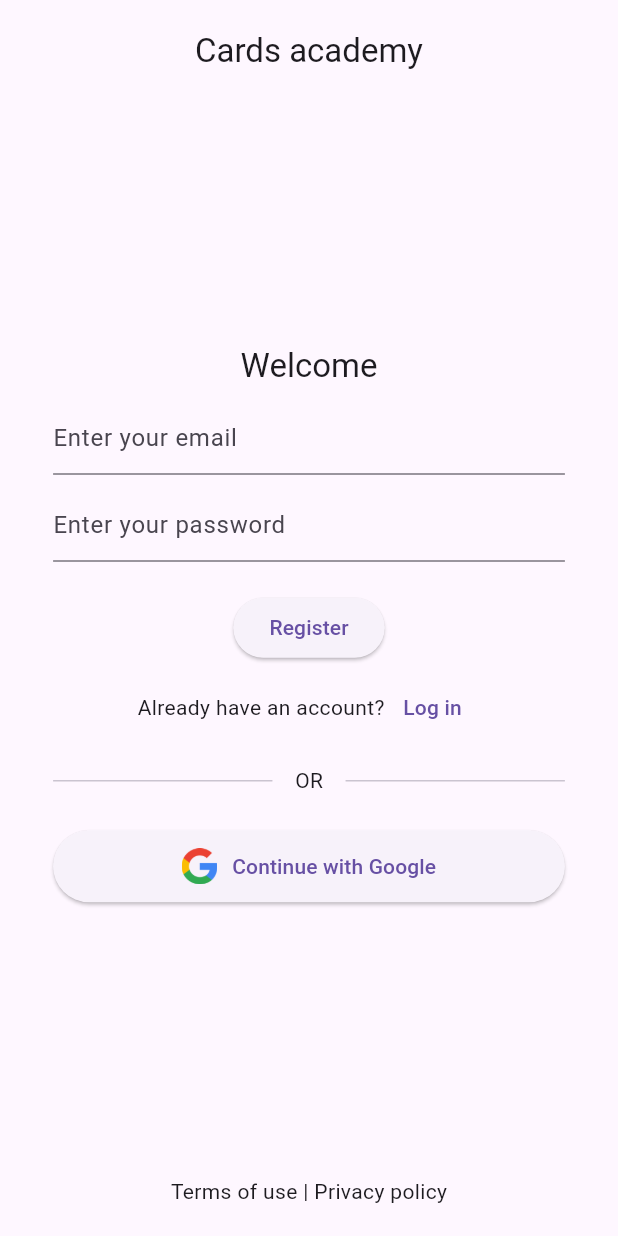
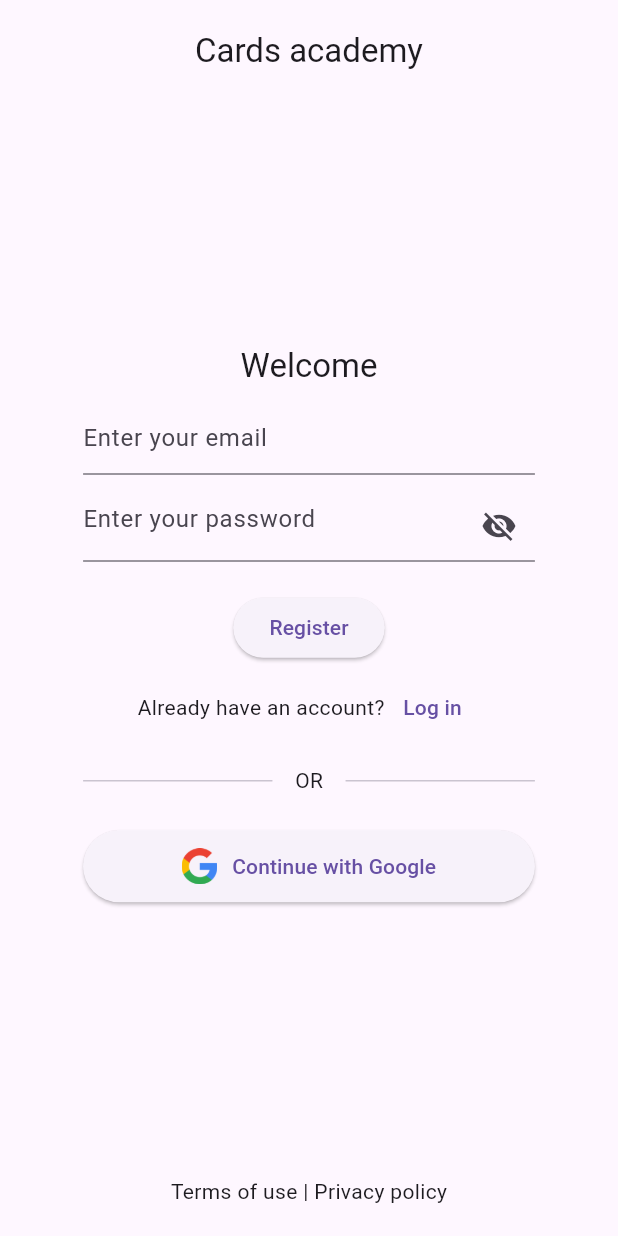
Before and after one commit to Teoneag/Shop-layout-1, a Flutter app: the screen it shows after launch, after a tap on "Log in", after a tap on "Register", on a phone screen of 412 x 824 dp. Run offline on Flutter 3.47's test engine with Material 2 defaults, Android fonts, the light colour scheme and no system bars; our stand-ins replace cloud_firestore, email_validator, firebase_auth, firebase_core; accounts and stored records are empty; generated files the repository leaves out were written again; network calls fail.

Commit message:
register-step-3

```diff
--- a/lib/firebase/auth_methods.dart
+++ b/lib/firebase/auth_methods.dart
@@ -14,10 +14,17 @@ class AuthM {
   static final _auth = FirebaseAuth.instance;
   // static final _firestore = FirebaseFirestore.instance;
 
+  static Future<String> forgotPassword(String email) async {
+    try {
+      await _auth.sendPasswordResetEmail(email: email);
+      return successS;
+    } catch (e) {
+      return '$someErrorS: $e';
+    }
+  }
+
   static Future signInWithGoogle(BuildContext context) async {
-    print('starting');
     String res = await _signInWithGoogle();
-    print('done');
     showSnackBar(res, context);
     if (res == successS) {
       Navigator.of(context)
--- a/lib/screens/login_screen.dart
+++ b/lib/screens/login_screen.dart
@@ -1,15 +1,16 @@
-import 'package:email_validator/email_validator.dart';
 import 'package:flutter/material.dart';
+import 'package:shop_layout_1/widgets/auth_widgets.dart';
 import '/utils/consts.dart';
 import '/utils/utils.dart';
 import '/utils/routes.dart';
 import '/firebase/auth_methods.dart';
 
 // TODO: add forgot password, veify email
-// TODO: there is not user, wrong password, other errors
+// TODO: there is not user, wrong password, no internet, bad email for forgot password, other errors
 // TODO: modify the register screen
 // add language support
 // terms of use & privacy policy
+// TODO: widget vs stateless widget
 
 class LoginScreen extends StatefulWidget {
   const LoginScreen({super.key});
@@ -22,8 +23,10 @@ class _LoginScreenState extends State<LoginScreen> {
   final _emailC = TextEditingController();
   final _passC = TextEditingController();
   final _formKey = GlobalKey<FormState>();
-  bool _obscureText = true;
+  final BoolWrapper _obscureText = BoolWrapper(true);
   bool _isLoading = false;
+  bool _isForgotLoading = false;
+  bool _isEmailSend = false;
 
   @override
   void dispose() {
@@ -32,13 +35,13 @@ class _LoginScreenState extends State<LoginScreen> {
     super.dispose();
   }
 
-  Future loginUser() async {
+  Future _loginUser() async {
     if (_formKey.currentState!.validate() == false) return;
     setState(() {
       _isLoading = true;
     });
     String res = await AuthM.loginUser(_emailC.text, _passC.text);
-    if (res != successS) {}
+    if (res != successS) {} // TODO: handel the errors
     showSnackBar(res, context);
     if (res == successS) {
       Navigator.of(context)
@@ -46,6 +49,23 @@ class _LoginScreenState extends State<LoginScreen> {
     }
     setState(() {
       _isLoading = false;
+    });
+  }
+
+  Future _forgotPassword() async {
+    setState(() {
+      _isForgotLoading = true;
+    });
+
+    String res = await AuthM.forgotPassword(_emailC.text);
+    showSnackBar(res, context);
+    if (res == successS) {
+      setState(() {
+        _isEmailSend = true;
+      });
+    }
+    setState(() {
+      _isForgotLoading = false;
     });
   }
 
@@ -65,56 +85,35 @@ class _LoginScreenState extends State<LoginScreen> {
                 Text('Welcome back',
                     style: Theme.of(context).textTheme.titleLarge),
                 const SizedBox(height: 10),
-                TextFormField(
-                  controller: _emailC,
-                  keyboardType: TextInputType.emailAddress,
-                  decoration: const InputDecoration(
-                    hintText: 'Enter your email',
-                  ),
-                  validator: (value) {
-                    if (value!.isEmpty) {
-                      return 'Please enter your email';
-                    }
-                    if (EmailValidator.validate(value) == false) {
-                      return 'Please enter a valid email';
-                    }
-                    return null;
-                  },
-                ),
+                emailField(_emailC),
                 const SizedBox(height: 10),
-                TextFormField(
-                  controller: _passC,
-                  keyboardType: TextInputType.visiblePassword,
-                  obscureText: _obscureText,
-                  decoration: InputDecoration(
-                    hintText: 'Enter your password',
-                    suffixIcon: Tooltip(
-                      message: _obscureText ? 'Show password' : 'Hide password',
-                      child: GestureDetector(
-                        onTap: () =>
-                            setState(() => _obscureText = !_obscureText),
-                        child: Icon(
-                          _obscureText
-                              ? Icons.visibility_off
-                              : Icons.visibility,
-                        ),
-                      ),
-                    ),
-                  ),
-                  validator: (value) {
-                    if (value!.isEmpty) {
-                      return 'Please enter your password';
-                    }
-                    if (value.length < 6) {
-                      return 'The password should be at least 6 characters long';
-                    }
-                    return null;
-                  },
-                ),
+                passField(_passC, _obscureText, setState),
                 const SizedBox(height: 20),
                 ElevatedButton(
-                  onPressed: loginUser,
+                  onPressed: _loginUser,
                   child: _isLoading ? loadingCenter() : const Text('Log in'),
+                ),
+                const SizedBox(height: 5),
+                Align(
+                  alignment: Alignment.centerLeft,
+                  child: _isForgotLoading
+                      ? loadingCenter()
+                      : Row(
+                          children: [
+                            TextButton(
+                              onPressed: () => _forgotPassword(),
+                              child: _isEmailSend
+                                  ? const Text('Resend email')
+                                  : const Text('Forgot password?'),
+                            ),
+                            _isEmailSend
+                                ? const Text(
+                                    'Email send. Check inbox!',
+                                    style: TextStyle(color: Colors.green),
+                                  )
+                                : Container(),
+                          ],
+                        ),
                 ),
                 const SizedBox(height: 5),
                 Row(
@@ -130,34 +129,9 @@ class _LoginScreenState extends State<LoginScreen> {
                   ],
                 ),
                 const SizedBox(height: 15),
-                const Row(
-                  mainAxisAlignment: MainAxisAlignment.center,
-                  children: [
-                    Expanded(child: Divider()),
-                    SizedBox(width: 15),
-                    Text('OR'),
-                    SizedBox(width: 15),
-                    Expanded(child: Divider()),
-                  ],
-                ),
+                orSeparator(),
                 const SizedBox(height: 23),
-                ElevatedButton(
-                  onPressed: () => AuthM.signInWithGoogle(context),
-                  child: Padding(
-                    padding: const EdgeInsets.all(12),
-                    child: Row(
-                      mainAxisAlignment: MainAxisAlignment.center,
-                      children: [
-                        Image.asset(
-                          googlelogoPath,
-                          height: 24.0,
-                        ),
-                        const SizedBox(width: 10),
-                        const Text('Continue with Google'),
-                      ],
-                    ),
-                  ),
-                ),
+                continueWithGoogleButton(context),
                 const Spacer(),
                 const Text('Terms of use | Privacy policy'),
               ],
--- a/lib/screens/register_screen.dart
+++ b/lib/screens/register_screen.dart
@@ -1,4 +1,5 @@
 import 'package:flutter/material.dart';
+import 'package:shop_layout_1/widgets/auth_widgets.dart';
 import '/utils/consts.dart';
 import '/utils/utils.dart';
 import '/utils/routes.dart';
@@ -14,7 +15,9 @@ class RegisterScreen extends StatefulWidget {
 class _RegisterScreenState extends State<RegisterScreen> {
   final TextEditingController _emailC = TextEditingController();
   final TextEditingController _passC = TextEditingController();
+  final _formKey = GlobalKey<FormState>();
   bool _isLoading = false;
+  final BoolWrapper _obscureText = BoolWrapper(true);
 
   @override
   void dispose() {
@@ -24,6 +27,7 @@ class _RegisterScreenState extends State<RegisterScreen> {
   }
 
   Future registerUser() async {
+    if (_formKey.currentState!.validate() == false) return;
     setState(() {
       _isLoading = true;
     });
@@ -41,49 +45,28 @@ class _RegisterScreenState extends State<RegisterScreen> {
   @override
   Widget build(BuildContext context) {
     return Scaffold(
-      body: SafeArea(
-        child: Padding(
+      body: Center(
+        child: Container(
           padding: const EdgeInsets.all(20),
+          width: 300 + MediaQuery.of(context).size.width * 0.1,
+          child: Form(
+            key: _formKey,
             child: Column(
-            mainAxisAlignment: MainAxisAlignment.spaceBetween,
               children: [
                 Text(appName, style: Theme.of(context).textTheme.titleLarge),
-              Center(
-                child: SizedBox(
-                  width: 300 + MediaQuery.of(context).size.width * 0.1,
-                  child: Column(
-                    children: [
-                      // svg image
-                      // SvgPicture.asset(
-                      //   'assets/logo_CoinSky_1_2.svg',
-                      //   height: 90,
-                      // ),
-                      Text('Welcome',
-                          style: Theme.of(context).textTheme.titleLarge),
-
+                const Spacer(),
+                Text('Welcome', style: Theme.of(context).textTheme.titleLarge),
                 const SizedBox(height: 10),
-                      TextField(
-                        controller: _emailC,
-                        keyboardType: TextInputType.emailAddress,
-                        decoration:
-                            const InputDecoration(hintText: 'Enter your email'),
-                      ),
+                emailField(_emailC),
                 const SizedBox(height: 10),
-                      TextField(
-                        controller: _passC,
-                        keyboardType: TextInputType.visiblePassword,
-                        decoration: const InputDecoration(
-                            hintText: 'Enter your password'),
-                        obscureText: true,
-                      ),
+                passField(_passC, _obscureText, setState),
                 const SizedBox(
                   height: 20,
                 ),
                 ElevatedButton(
-                        // TODO: add padding
                   onPressed: registerUser,
                   child: _isLoading
-                            ? loadingCenter()
+                      ? loadingCenterPadding()
                       : const Text('Register'),
                 ),
                 const SizedBox(height: 5),
@@ -100,40 +83,13 @@ class _RegisterScreenState extends State<RegisterScreen> {
                   ],
                 ),
                 const SizedBox(height: 15),
-                      const Row(
-                        mainAxisAlignment: MainAxisAlignment.center,
-                        children: [
-                          Expanded(child: Divider()),
-                          SizedBox(width: 15),
-                          Text('OR'),
-                          SizedBox(width: 15),
-                          Expanded(child: Divider()),
+                orSeparator(),
+                const SizedBox(height: 23),
+                continueWithGoogleButton(context),
+                const Spacer(),
+                const Text('Terms of use | Privacy policy'),
               ],
             ),
-                      const SizedBox(height: 23),
-                      ElevatedButton(
-                        onPressed: () => AuthM.signInWithGoogle(context),
-                        child: Padding(
-                          padding: const EdgeInsets.all(12),
-                          child: Row(
-                            mainAxisAlignment: MainAxisAlignment.center,
-                            children: [
-                              Image.asset(
-                                googlelogoPath,
-                                height: 24.0,
-                              ),
-                              const SizedBox(width: 10),
-                              const Text('Continue with Google'),
-                            ],
-                          ),
-                        ),
-                      ),
-                    ],
-                  ),
-                ),
-              ),
-              const Text('Terms of use | Privacy policy'),
-            ],
           ),
         ),
       ),
--- a/lib/utils/utils.dart
+++ b/lib/utils/utils.dart
@@ -3,6 +3,15 @@ import 'package:flutter/material.dart';
 Widget loadingCenter() {
   return const Center(
     child: CircularProgressIndicator(),
+  );
+}
+
+Widget loadingCenterPadding() {
+  return const Padding(
+    padding: EdgeInsets.all(8.0),
+    child: Center(
+      child: CircularProgressIndicator(),
+    ),
   );
 }
 
@@ -15,3 +24,8 @@ showSnackBar(String content, BuildContext context) {
     ),
   );
 }
+
+class BoolWrapper {
+  bool value;
+  BoolWrapper(this.value);
+}
--- /dev/null
+++ b/lib/widgets/auth_widgets.dart
@@ -0,0 +1,87 @@
+import 'package:email_validator/email_validator.dart';
+import 'package:flutter/material.dart';
+import 'package:shop_layout_1/utils/utils.dart';
+import '/firebase/auth_methods.dart';
+import '/utils/consts.dart';
+
+Widget continueWithGoogleButton(BuildContext context) {
+  return ElevatedButton(
+    onPressed: () => AuthM.signInWithGoogle(context),
+    child: Padding(
+      padding: const EdgeInsets.all(12),
+      child: Row(
+        mainAxisAlignment: MainAxisAlignment.center,
+        children: [
+          Image.asset(
+            googlelogoPath,
+            height: 24.0,
+          ),
+          const SizedBox(width: 10),
+          const Text('Continue with Google'),
+        ],
+      ),
+    ),
+  );
+}
+
+Widget orSeparator() {
+  return const Row(
+    mainAxisAlignment: MainAxisAlignment.center,
+    children: [
+      Expanded(child: Divider()),
+      SizedBox(width: 15),
+      Text('OR'),
+      SizedBox(width: 15),
+      Expanded(child: Divider()),
+    ],
+  );
+}
+
+Widget emailField(TextEditingController emailC) {
+  return TextFormField(
+    controller: emailC,
+    keyboardType: TextInputType.emailAddress,
+    decoration: const InputDecoration(
+      hintText: 'Enter your email',
+    ),
+    validator: (value) {
+      if (value!.isEmpty) {
+        return 'Please enter your email';
+      }
+      if (EmailValidator.validate(value) == false) {
+        return 'Please enter a valid email';
+      }
+      return null;
+    },
+  );
+}
+
+Widget passField(TextEditingController passC, BoolWrapper obscureText,
+    StateSetter setState) {
+  return TextFormField(
+    controller: passC,
+    keyboardType: TextInputType.visiblePassword,
+    obscureText: obscureText.value,
+    decoration: InputDecoration(
+      hintText: 'Enter your password',
+      suffixIcon: Tooltip(
+        message: obscureText.value ? 'Show password' : 'Hide password',
+        child: GestureDetector(
+          onTap: () => setState(() => obscureText.value = !obscureText.value),
+          child: Icon(
+            obscureText.value ? Icons.visibility_off : Icons.visibility,
+          ),
+        ),
+      ),
+    ),
+    validator: (value) {
+      if (value!.isEmpty) {
+        return 'Please enter your password';
+      }
+      if (value.length < 6) {
+        return 'The password should be at least 6 characters long';
+      }
+      return null;
+    },
+  );
+}
```
Lines whose indentation alone changed are shown as unchanged.
